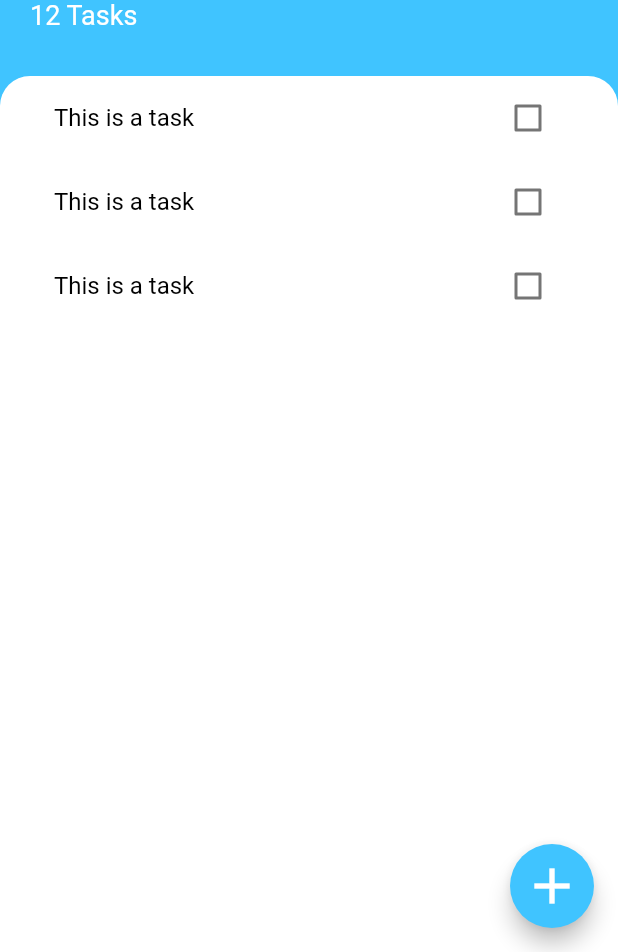
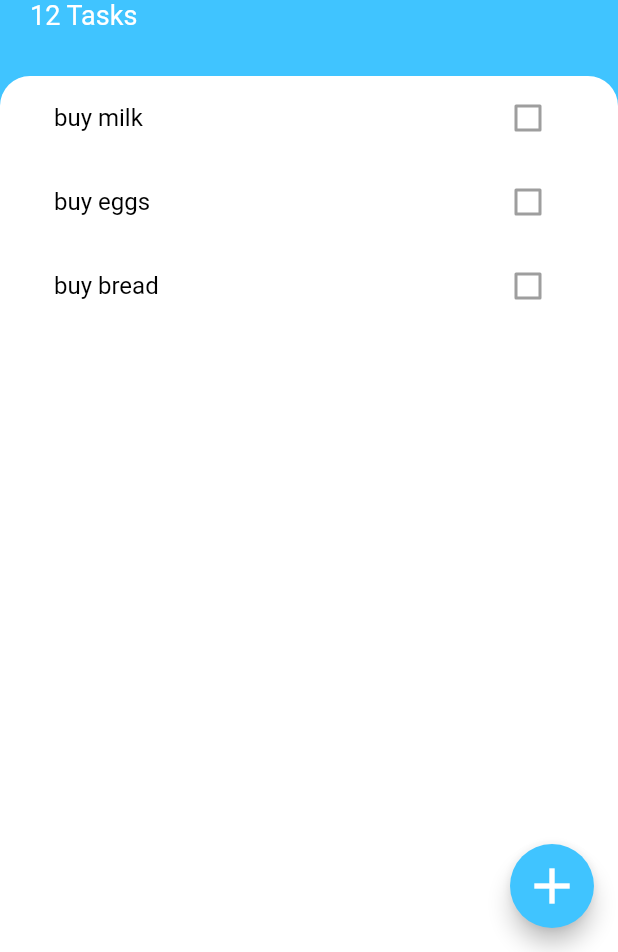
Before and after one commit to juliusmh-dev/todoey, a Flutter app: the screen it shows after launch, on a phone screen of 412 x 824 dp, the part 284-1236 px from its top. Run offline on Flutter 3.47's test engine with Material 2 defaults, Android fonts, the phone set to English and light mode, and no system bars; missing offline and left inert: dart:ffi.

Commit message:
list using listview and not builder yet

```diff
--- /dev/null
+++ b/lib/models/task.dart
@@ -0,0 +1,12 @@
+import 'package:flutter/foundation.dart';
+
+class Task {
+  final String? name;
+  bool? isDone;
+
+  Task({this.name, this.isDone = false});
+
+  void toggleDone() {
+    (isDone == true) ? isDone = false : isDone = true;
+  }
+}
--- a/lib/widgets/tasks_list.dart
+++ b/lib/widgets/tasks_list.dart
@@ -1,13 +1,26 @@
 import 'package:flutter/material.dart';
 import 'package:todoey/widgets/tasks_tile.dart';
+import 'package:todoey/models/task.dart';
 
-class TasksList extends StatelessWidget {
+class TasksList extends StatefulWidget {
+  @override
+  _TasksListState createState() => _TasksListState();
+}
+
+class _TasksListState extends State<TasksList> {
+
+  List<Task> tasks = [
+    Task(name: 'buy milk'),
+    Task(name: 'buy eggs'),
+    Task(name: 'buy bread'),
+  ];
+
   @override
   Widget build(BuildContext context) {
     return ListView(children: [
-      TaskTile(),
-      TaskTile(),
-      TaskTile(),
+      TaskTile(taskTitle: tasks[0].name, isChecked: tasks[0].isDone,),
+      TaskTile(taskTitle: tasks[1].name, isChecked: tasks[1].isDone),
+      TaskTile(taskTitle: tasks[2].name, isChecked: tasks[2].isDone),
     ]);
   }
 }
--- a/lib/widgets/tasks_tile.dart
+++ b/lib/widgets/tasks_tile.dart
@@ -2,13 +2,12 @@ import 'package:flutter/material.dart';
 
 TextDecoration textDeco = TextDecoration.none;
 
-class TaskTile extends StatefulWidget {
-  @override
-  _TaskTileState createState() => _TaskTileState();
-}
+class TaskTile extends StatelessWidget {
 
-class _TaskTileState extends State<TaskTile> {
-  bool? isChecked = false;
+  final bool? isChecked;
+  final String? taskTitle;
+
+  TaskTile({this.isChecked, this.taskTitle});
 
   // void checkboxCallback (bool? checkboxState) {
   //   setState(() {
@@ -19,35 +18,17 @@ class _TaskTileState extends State<TaskTile> {
   @override
   Widget build(BuildContext context) {
     return ListTile(
-      title: Text('This is a task',
+      title: Text('$taskTitle',
           style: TextStyle(
               color: Colors.black,
               decoration:
                   (isChecked == true) ? TextDecoration.lineThrough : null)),
-      trailing: TaskCheckBox(
-        checkBoxState: isChecked,
-        toggleCheckboxState: (bool? checkboxState) {
-          setState(() {
-            isChecked = checkboxState;
-          });
-        },
-      ),
-    );
+      trailing: Checkbox(
+        activeColor: Colors.lightBlueAccent,
+    value: isChecked,
+    onChanged: null,
+    // onChanged: toggleCheckboxState,
+    ),
+          );
   }
 }
-
-class TaskCheckBox extends StatelessWidget {
-  final bool? checkBoxState;
-  final Function(bool?)? toggleCheckboxState;
-
-  TaskCheckBox({this.checkBoxState, this.toggleCheckboxState});
-
-  @override
-  Widget build(BuildContext context) {
-    return Checkbox(
-      activeColor: Colors.lightBlueAccent,
-      value: checkBoxState,
-      onChanged: toggleCheckboxState,
-    );
-  }
-}
```
